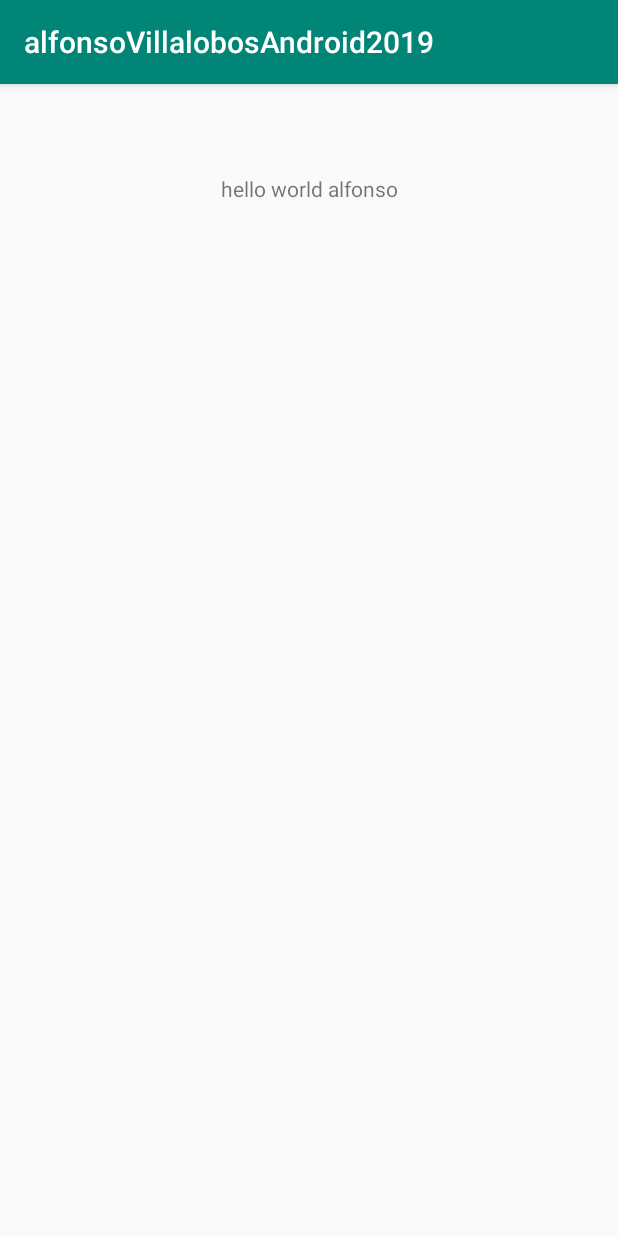
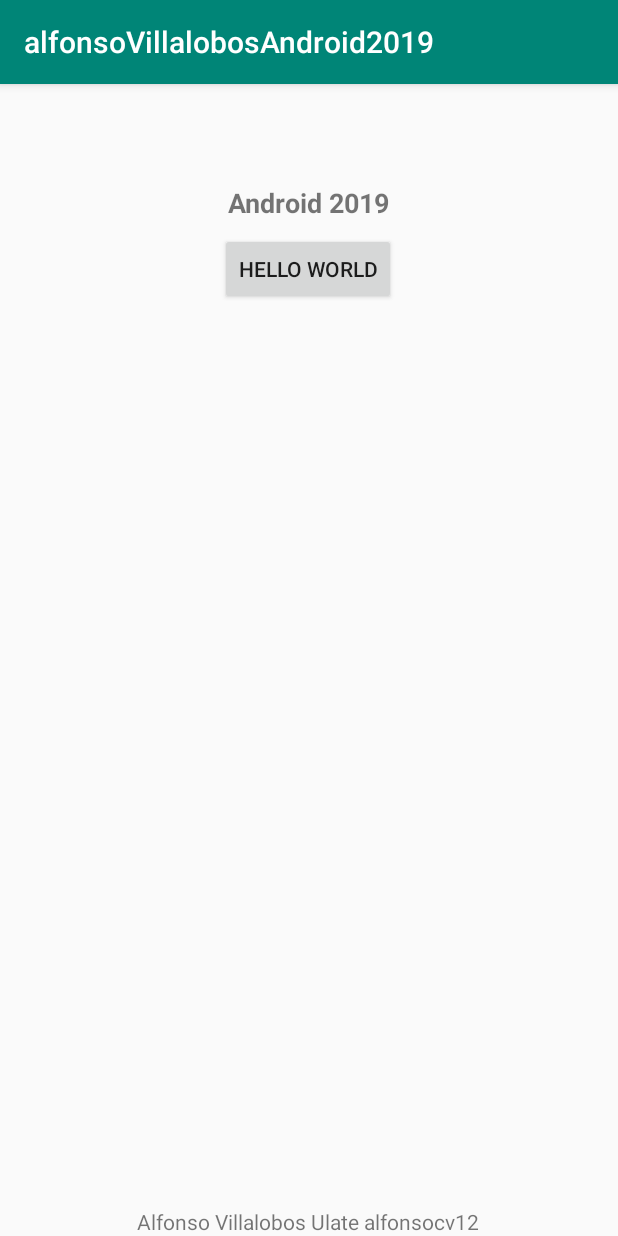
Before and after one commit to alfonsocv12/Alfonso_VIllalobos_android2019, an Android app: the screen it shows after launch (MainActivity), on a phone screen of 412 x 824 dp. Run offline under Robolectric (Android 15) with nearby library versions, the phone set to English and light mode, and no system bars.

Commit message:
Se agerego nueva clase

```diff
--- a/app/src/main/res/layout/activity_main.xml
+++ b/app/src/main/res/layout/activity_main.xml
@@ -6,15 +6,31 @@
     android:layout_width="match_parent"
     android:layout_height="match_parent"
     tools:context=".MainActivity">
-
     <TextView
+            android:text="@string/android"
             android:layout_width="wrap_content"
             android:layout_height="wrap_content"
-            android:text="@string/hello"
-            app:layout_constraintBottom_toBottomOf="parent"
-            app:layout_constraintLeft_toLeftOf="parent"
-            app:layout_constraintRight_toRightOf="parent"
-            app:layout_constraintTop_toTopOf="parent"
-            app:layout_constraintVertical_bias="0.07999998"/>
-
+            android:id="@+id/txtAndroid" android:layout_marginTop="8dp"
+            app:layout_constraintTop_toTopOf="parent" android:layout_marginBottom="8dp"
+            app:layout_constraintBottom_toBottomOf="parent" app:layout_constraintEnd_toEndOf="parent"
+            android:layout_marginEnd="8dp" app:layout_constraintStart_toStartOf="parent"
+            android:layout_marginStart="8dp" app:layout_constraintVertical_bias="0.081" android:textStyle="bold"
+            android:textSize="18sp" app:layout_constraintHorizontal_bias="0.498"/>
+    <Button
+            android:text="@string/butto1"
+            android:layout_width="wrap_content"
+            android:layout_height="wrap_content"
+            android:id="@+id/btnHelloWorld" android:layout_marginTop="8dp"
+            app:layout_constraintStart_toStartOf="parent"
+            android:layout_marginStart="8dp" app:layout_constraintEnd_toEndOf="parent" android:layout_marginEnd="8dp"
+            app:layout_constraintHorizontal_bias="0.498"
+            app:layout_constraintTop_toBottomOf="@+id/txtAndroid"/>
+    <TextView
+            android:text="@string/footer"
+            android:layout_width="wrap_content"
+            android:layout_height="wrap_content"
+            android:id="@+id/txtFooter"
+            app:layout_constraintBottom_toBottomOf="parent" app:layout_constraintStart_toStartOf="parent"
+            android:layout_marginStart="8dp" app:layout_constraintEnd_toEndOf="parent" android:layout_marginEnd="8dp"
+            app:layout_constraintHorizontal_bias="0.496"/>
 </androidx.constraintlayout.widget.ConstraintLayout>
--- a/app/src/main/res/values/strings.xml
+++ b/app/src/main/res/values/strings.xml
@@ -1,4 +1,8 @@
 <resources>
     <string name="app_name">alfonsoVillalobosAndroid2019</string>
-    <string name="hello">hello world alfonso</string>
+    <string name="android">Android 2019</string>
+    <string name="helloWorld">hello world</string>
+    <string name="butto1">HELLO WORLD</string>
+    <string name="button2">TIME</string>
+    <string name="footer">Alfonso Villalobos Ulate alfonsocv12</string>
 </resources>
```
Also changed, not shown: app/src/main/AndroidManifest.xml (+12 -10 lines), app/src/main/java/com/example/alfonsovillalobosandroid2019/HelloWorld.kt (added, +12 -0 lines), app/src/main/res/layout/activity_hello_world.xml (added, +18 -0 lines).
